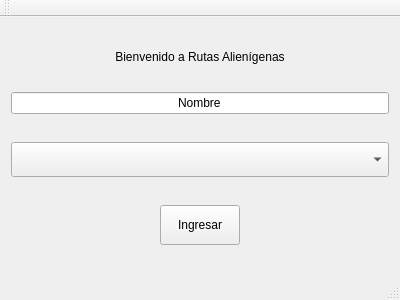
Above: Rutas/main/LogInView.ui from AndresMora04/Rutas before the change. Below: the same form after it.
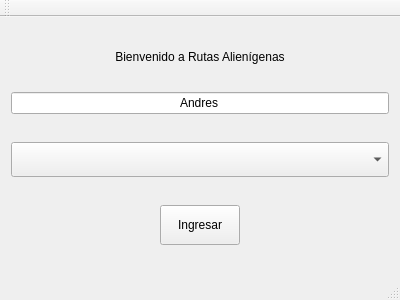
That is the form after the change.

```diff
--- a/Rutas/main/LogInView.ui
+++ b/Rutas/main/LogInView.ui
@@ -73,7 +73,7 @@
        <number>1</number>
       </property>
       <property name="text">
-       <string>Nombre</string>
+       <string>Andres</string>
       </property>
       <property name="alignment">
        <set>Qt::AlignmentFlag::AlignCenter</set>
```
Left out of the diff: 2 changed lines with no effect on the pictures.
